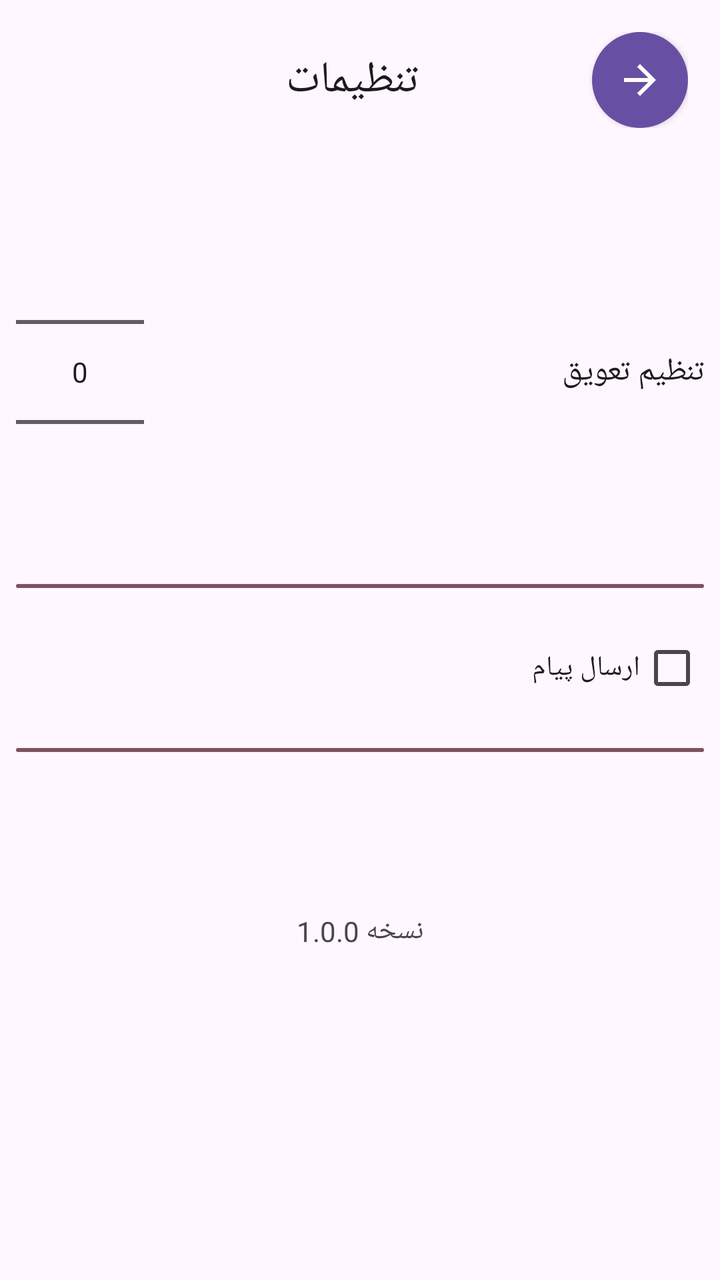
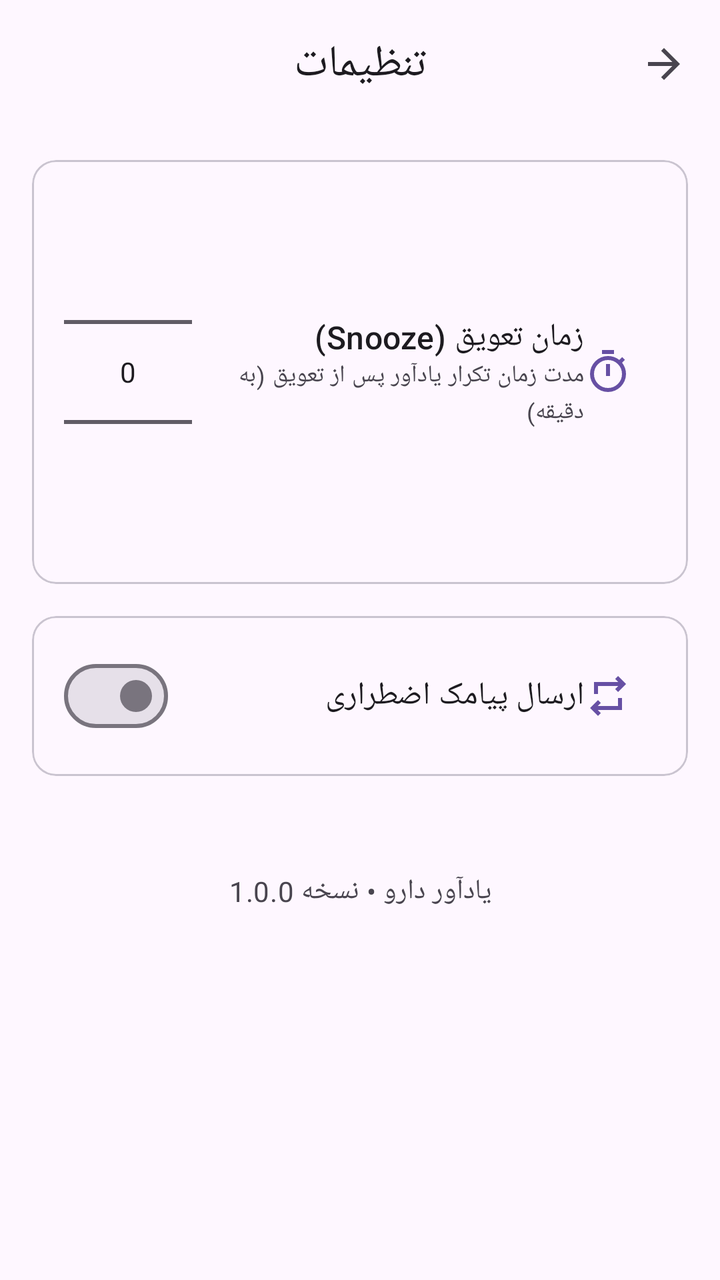

The first picture is an Android layout as it rendered before a commit; the second is the same layout after the commit. The layout source and the unified diff follow.
<!-- AndroidManifest.xml: application theme Theme.PillReminder -->
<!-- res/layout/activity_setting.xml -->
<?xml version="1.0" encoding="utf-8"?>
<androidx.constraintlayout.widget.ConstraintLayout xmlns:android="http://schemas.android.com/apk/res/android"
    xmlns:app="http://schemas.android.com/apk/res-auto"
    xmlns:tools="http://schemas.android.com/tools"
    android:layout_width="match_parent"
    android:layout_height="match_parent"
    android:layoutDirection="rtl"
    tools:context=".Activity.SettingActivity">

    <ScrollView
        android:layout_width="0dp"
        android:layout_height="0dp"
        android:fillViewport="true"
        app:layout_constraintBottom_toBottomOf="parent"
        app:layout_constraintEnd_toEndOf="parent"
        app:layout_constraintStart_toStartOf="parent"
        app:layout_constraintTop_toTopOf="parent">

        <LinearLayout
            android:layout_width="match_parent"
            android:layout_height="wrap_content"
            android:orientation="vertical">

            <androidx.constraintlayout.widget.ConstraintLayout
                android:id="@+id/constraintLayout"
                android:layout_width="match_parent"
                android:layout_height="wrap_content"
                android:orientation="horizontal"
                android:padding="16dp"
                app:layout_constraintEnd_toEndOf="parent"
                app:layout_constraintStart_toStartOf="parent"
                app:layout_constraintTop_toTopOf="parent">

                <TextView
                    android:id="@+id/textView3"
                    android:layout_width="0dp"
                    android:layout_height="wrap_content"
                    android:layout_marginStart="8dp"
                    android:gravity="center"
                    android:text="تنظیمات"
                    android:textAppearance="@style/TextAppearance.Material3.TitleLarge"
                    app:layout_constraintBottom_toBottomOf="@+id/backBtn"
                    app:layout_constraintEnd_toEndOf="parent"
                    app:layout_constraintStart_toStartOf="parent"
                    app:layout_constraintTop_toTopOf="parent" />

                <ImageView
                    android:id="@+id/backBtn"
                    android:layout_width="wrap_content"
                    android:layout_height="wrap_content"
                    android:layout_gravity="start"
                    android:background="@drawable/button_background"
                    android:clickable="true"
                    android:contentDescription="@string/app_name"
                    android:elevation="2dp"
                    android:focusable="true"
                    android:padding="12dp"
                    android:tint="@color/white"
                    app:layout_constraintBottom_toBottomOf="parent"
                    app:layout_constraintStart_toStartOf="parent"
                    app:layout_constraintTop_toTopOf="parent"
                    app:srcCompat="@drawable/ic_arrow_back"
                    tools:ignore="UseAppTint" />

            </androidx.constraintlayout.widget.ConstraintLayout>

            <LinearLayout
                android:layout_width="match_parent"
                android:layout_height="wrap_content"
                android:layout_marginTop="16dp"
                android:clickable="true"
                android:focusable="true"
                android:foreground="?attr/selectableItemBackground"
                android:gravity="center"
                android:orientation="horizontal">

                <TextView
                    android:id="@+id/textView4"
                    android:layout_width="0dp"
                    android:layout_height="wrap_content"
                    android:layout_marginStart="8dp"
                    android:layout_marginEnd="8dp"
                    android:layout_weight="1"
                    android:text="تنظیم تعویق"
                    android:textAppearance="@style/TextAppearance.Material3.TitleMedium" />

                <NumberPicker
                    android:id="@+id/snoozePicker"
                    android:layout_width="wrap_content"
                    android:layout_height="wrap_content"
                    android:layout_marginEnd="8dp" />

            </LinearLayout>

            <View
                android:layout_width="match_parent"
                android:layout_height="2dp"
                android:layout_marginHorizontal="8dp"
                android:layout_marginVertical="16dp"
                android:background="@drawable/divider_background" />

            <CheckBox
                android:id="@+id/sendSmsCh"
                android:layout_width="match_parent"
                android:layout_height="wrap_content"
                android:layout_marginHorizontal="8dp"
                android:text="ارسال پیام" />

            <com.google.android.material.textfield.TextInputLayout
                android:id="@+id/layoutPhoneNumber"
                android:layout_width="match_parent"
                android:layout_height="wrap_content"
                android:layout_marginHorizontal="8dp"
                android:layout_marginTop="8dp"
                android:hint="شماره همراه"
                android:visibility="gone"
                app:helperText="09151234567, و..."
                app:helperTextEnabled="true"
                app:hintAnimationEnabled="true"
                tools:visibility="visible">

                <com.google.android.material.textfield.TextInputEditText
                    android:id="@+id/phoneNumberEdt"
                    android:layout_width="match_parent"
                    android:layout_height="wrap_content"
                    android:imeOptions="actionNext"
                    android:inputType="phone"
                    android:maxLength="40"
                    android:maxLines="1" />
            </com.google.android.material.textfield.TextInputLayout>

            <View
                android:layout_width="match_parent"
                android:layout_height="2dp"
                android:layout_marginHorizontal="8dp"
                android:layout_marginVertical="16dp"
                android:background="@drawable/divider_background" />

            <TextView
                android:id="@+id/textView8"
                android:layout_width="match_parent"
                android:layout_height="wrap_content"
                android:layout_marginHorizontal="16dp"
                android:layout_marginTop="64dp"
                android:layout_marginBottom="16dp"
                android:clickable="true"
                android:focusable="true"
                android:gravity="center"
                android:text="نسخه 1.0.0" />

        </LinearLayout>
    </ScrollView>

</androidx.constraintlayout.widget.ConstraintLayout>
<!-- resources referenced by this layout -->
<resources>
  <color name="white">#FFFFFFFF</color>
  <!-- drawable button_background (drawable) -->
  <?xml version="1.0" encoding="utf-8"?>
  <selector xmlns:android="http://schemas.android.com/apk/res/android">
  
      <item>
          <shape android:shape="oval">
              <solid android:color="?attr/colorPrimary"/>
          </shape>
      </item>
  
  </selector>
  <!-- drawable divider_background (drawable) -->
  <?xml version="1.0" encoding="utf-8"?>
  <selector xmlns:android="http://schemas.android.com/apk/res/android">
  
      <item>
          <shape android:shape="rectangle">
              <solid android:color="?attr/colorTertiary" />
              <corners android:radius="8dp"/>
          </shape>
      </item>
  
  </selector>
  <!-- drawable ic_arrow_back (drawable) -->
  <vector xmlns:android="http://schemas.android.com/apk/res/android"
      android:width="24dp"
      android:height="24dp"
      android:viewportWidth="960"
      android:viewportHeight="960"
      android:tint="?attr/colorControlNormal"
      android:autoMirrored="true">
    <path
        android:fillColor="@android:color/white"
        android:pathData="M313,520L537,744L480,800L160,480L480,160L537,216L313,440L800,440L800,520L313,520Z"/>
  </vector>
  <string name="app_name">یادآور دارو</string>
  <style name="Theme.PillReminder" parent="Base.Theme.PillReminder" />
  <style name="Base.Theme.PillReminder" parent="Theme.Material3.Light.NoActionBar">
          
          
      </style>
</resources>

<!-- the commit's change to res/layout/activity_setting.xml (unified diff, before → after) -->
@@ -5,7 +5,22 @@
     android:layout_width="match_parent"
     android:layout_height="match_parent"
     android:layoutDirection="rtl"
+    android:background="?attr/colorSurface"
     tools:context=".Activity.SettingActivity">
+
+    
+    <com.google.android.material.appbar.MaterialToolbar
+        android:id="@+id/topAppBar"
+        android:layout_width="0dp"
+        android:layout_height="wrap_content"
+        android:background="?attr/colorSurface"
+        app:layout_constraintEnd_toEndOf="parent"
+        app:layout_constraintStart_toStartOf="parent"
+        app:layout_constraintTop_toTopOf="parent"
+        app:navigationIcon="@drawable/ic_arrow_back"
+        app:title="تنظیمات"
+        app:titleCentered="true"
+        app:titleTextAppearance="@style/TextAppearance.Material3.TitleLarge" />
 
     <ScrollView
         android:layout_width="0dp"
@@ -14,139 +29,152 @@
         app:layout_constraintBottom_toBottomOf="parent"
         app:layout_constraintEnd_toEndOf="parent"
         app:layout_constraintStart_toStartOf="parent"
-        app:layout_constraintTop_toTopOf="parent">
+        app:layout_constraintTop_toBottomOf="@id/topAppBar">
 
         <LinearLayout
             android:layout_width="match_parent"
             android:layout_height="wrap_content"
-            android:orientation="vertical">
+            android:orientation="vertical"
+            android:padding="16dp">
 
-            <androidx.constraintlayout.widget.ConstraintLayout
-                android:id="@+id/constraintLayout"
+            
+            <com.google.android.material.card.MaterialCardView
+                style="@style/Widget.Material3.CardView.Outlined"
                 android:layout_width="match_parent"
                 android:layout_height="wrap_content"
-                android:orientation="horizontal"
-                android:padding="16dp"
-                app:layout_constraintEnd_toEndOf="parent"
-                app:layout_constraintStart_toStartOf="parent"
-                app:layout_constraintTop_toTopOf="parent">
+                android:layout_marginBottom="16dp"
+                app:cardElevation="0dp"
+                app:strokeColor="?attr/colorOutlineVariant"
+                app:strokeWidth="1dp">
 
-                <TextView
-                    android:id="@+id/textView3"
-                    android:layout_width="0dp"
+                <LinearLayout
+                    android:layout_width="match_parent"
                     android:layout_height="wrap_content"
-                    android:layout_marginStart="8dp"
-                    android:gravity="center"
-                    android:text="تنظیمات"
-                    android:textAppearance="@style/TextAppearance.Material3.TitleLarge"
-                    app:layout_constraintBottom_toBottomOf="@+id/backBtn"
-                    app:layout_constraintEnd_toEndOf="parent"
-                    app:layout_constraintStart_toStartOf="parent"
-                    app:layout_constraintTop_toTopOf="parent" />
+                    android:orientation="vertical"
+                    android:padding="16dp">
 
-                <ImageView
-                    android:id="@+id/backBtn"
-                    android:layout_width="wrap_content"
-                    android:layout_height="wrap_content"
-                    android:layout_gravity="start"
-                    android:background="@drawable/button_background"
-                    android:clickable="true"
-                    android:contentDescription="@string/app_name"
-                    android:elevation="2dp"
-                    android:focusable="true"
-                    android:padding="12dp"
-                    android:tint="@color/white"
-                    app:layout_constraintBottom_toBottomOf="parent"
-                    app:layout_constraintStart_toStartOf="parent"
-                    app:layout_constraintTop_toTopOf="parent"
-                    app:srcCompat="@drawable/ic_arrow_back"
-                    tools:ignore="UseAppTint" />
+                    <LinearLayout
+                        android:layout_width="match_parent"
+                        android:layout_height="wrap_content"
+                        android:gravity="center_vertical"
+                        android:orientation="horizontal">
 
-            </androidx.constraintlayout.widget.ConstraintLayout>
+                        <ImageView
+                            android:layout_width="24dp"
+                            android:layout_height="24dp"
+                            android:layout_marginStart="12dp"
+                            app:srcCompat="@drawable/ic_timer"
+                            app:tint="?attr/colorPrimary" />
 
-            <LinearLayout
+                        <LinearLayout
+                            android:layout_width="0dp"
+                            android:layout_height="wrap_content"
+                            android:layout_weight="1"
+                            android:orientation="vertical">
+
+                            <TextView
+                                android:layout_width="match_parent"
+                                android:layout_height="wrap_content"
+                                android:text="زمان تعویق (Snooze)"
+                                android:textAppearance="@style/TextAppearance.Material3.TitleMedium" />
+
+                            <TextView
+                                android:layout_width="match_parent"
+                                android:layout_height="wrap_content"
+                                android:text="مدت زمان تکرار یادآور پس از تعویق (به دقیقه)"
+                                android:textAppearance="@style/TextAppearance.Material3.BodySmall"
+                                android:textColor="?attr/colorOnSurfaceVariant" />
+
+                        </LinearLayout>
+
+                        <NumberPicker
+                            android:id="@+id/snoozePicker"
+                            android:layout_width="wrap_content"
+                            android:layout_height="wrap_content" />
+
+                    </LinearLayout>
+
+                </LinearLayout>
+            </com.google.android.material.card.MaterialCardView>
+
+            
+            <com.google.android.material.card.MaterialCardView
+                style="@style/Widget.Material3.CardView.Outlined"
                 android:layout_width="match_parent"
                 android:layout_height="wrap_content"
-                android:layout_marginTop="16dp"
-                android:clickable="true"
-                android:focusable="true"
-                android:foreground="?attr/selectableItemBackground"
-                android:gravity="center"
-                android:orientation="horizontal">
+                android:layout_marginBottom="16dp"
+                app:cardElevation="0dp"
+                app:strokeColor="?attr/colorOutlineVariant"
+                app:strokeWidth="1dp">
 
-                <TextView
-                    android:id="@+id/textView4"
-                    android:layout_width="0dp"
+                <LinearLayout
+                    android:layout_width="match_parent"
                     android:layout_height="wrap_content"
-                    android:layout_marginStart="8dp"
-                    android:layout_marginEnd="8dp"
-                    android:layout_weight="1"
-                    android:text="تنظیم تعویق"
-                    android:textAppearance="@style/TextAppearance.Material3.TitleMedium" />
+                    android:orientation="vertical"
+                    android:padding="16dp">
 
-                <NumberPicker
-                    android:id="@+id/snoozePicker"
-                    android:layout_width="wrap_content"
-                    android:layout_height="wrap_content"
-                    android:layout_marginEnd="8dp" />
+                    <LinearLayout
+                        android:layout_width="match_parent"
+                        android:layout_height="wrap_content"
+                        android:gravity="center_vertical"
+                        android:orientation="horizontal">
 
-            </LinearLayout>
+                        <ImageView
+                            android:layout_width="24dp"
+                            android:layout_height="24dp"
+                            android:layout_marginStart="12dp"
+                            app:srcCompat="@drawable/ic_repeat"
+                            app:tint="?attr/colorPrimary" />
 
-            <View
-                android:layout_width="match_parent"
-                android:layout_height="2dp"
-                android:layout_marginHorizontal="8dp"
-                android:layout_marginVertical="16dp"
-                android:background="@drawable/divider_background" />
+                        <TextView
+                            android:layout_width="0dp"
+                            android:layout_height="wrap_content"
+                            android:layout_weight="1"
+                            android:text="ارسال پیامک اضطراری"
+                            android:textAppearance="@style/TextAppearance.Material3.TitleMedium" />
 
-            <CheckBox
-                android:id="@+id/sendSmsCh"
+                        <com.google.android.material.materialswitch.MaterialSwitch
+                            android:id="@+id/sendSmsCh"
+                            android:layout_width="wrap_content"
+                            android:layout_height="wrap_content" />
+
+                    </LinearLayout>
+
+                    <com.google.android.material.textfield.TextInputLayout
+                        android:id="@+id/layoutPhoneNumber"
+                        android:layout_width="match_parent"
+                        android:layout_height="wrap_content"
+                        android:layout_marginTop="16dp"
+                        android:hint="شماره همراه (برای پیامک اضطراری)"
+                        android:visibility="gone"
+                        app:helperText="چند شماره را با کاما (,) جدا کنید"
+                        app:helperTextEnabled="true"
+                        app:startIconDrawable="@drawable/ic_timer"
+                        tools:visibility="visible">
+
+                        <com.google.android.material.textfield.TextInputEditText
+                            android:id="@+id/phoneNumberEdt"
+                            android:layout_width="match_parent"
+                            android:layout_height="wrap_content"
+                            android:imeOptions="actionDone"
+                            android:inputType="phone"
+                            android:maxLength="40"
+                            android:maxLines="1" />
+                    </com.google.android.material.textfield.TextInputLayout>
+
+                </LinearLayout>
+            </com.google.android.material.card.MaterialCardView>
+
+            
+            <TextView
                 android:layout_width="match_parent"
                 android:layout_height="wrap_content"
-                android:layout_marginHorizontal="8dp"
-                android:text="ارسال پیام" />
-
-            <com.google.android.material.textfield.TextInputLayout
-                android:id="@+id/layoutPhoneNumber"
-                android:layout_width="match_parent"
-                android:layout_height="wrap_content"
-                android:layout_marginHorizontal="8dp"
-                android:layout_marginTop="8dp"
-                android:hint="شماره همراه"
-                android:visibility="gone"
-                app:helperText="09151234567, و..."
-                app:helperTextEnabled="true"
-                app:hintAnimationEnabled="true"
-                tools:visibility="visible">
-
-                <com.google.android.material.textfield.TextInputEditText
-                    android:id="@+id/phoneNumberEdt"
-                    android:layout_width="match_parent"
-                    android:layout_height="wrap_content"
-                    android:imeOptions="actionNext"
-                    android:inputType="phone"
-                    android:maxLength="40"
-                    android:maxLines="1" />
-            </com.google.android.material.textfield.TextInputLayout>
-
-            <View
-                android:layout_width="match_parent"
-                android:layout_height="2dp"
-                android:layout_marginHorizontal="8dp"
-                android:layout_marginVertical="16dp"
-                android:background="@drawable/divider_background" />
-
-            <TextView
-                android:id="@+id/textView8"
-                android:layout_width="match_parent"
-                android:layout_height="wrap_content"
-                android:layout_marginHorizontal="16dp"
-                android:layout_marginTop="64dp"
-                android:layout_marginBottom="16dp"
-                android:clickable="true"
-                android:focusable="true"
+                android:layout_marginTop="32dp"
+                android:layout_marginBottom="24dp"
                 android:gravity="center"
-                android:text="نسخه 1.0.0" />
+                android:text="یادآور دارو • نسخه 1.0.0"
+                android:textAppearance="@style/TextAppearance.Material3.BodyMedium"
+                android:textColor="?attr/colorOnSurfaceVariant" />
 
         </LinearLayout>
     </ScrollView>
<!-- resource entries referenced after the edit -->
@@ -1,29 +1,5 @@
 <!-- resources referenced by this layout -->
 <resources>
-  <color name="white">#FFFFFFFF</color>
-  <!-- drawable button_background (drawable) -->
-  <?xml version="1.0" encoding="utf-8"?>
-  <selector xmlns:android="http://schemas.android.com/apk/res/android">
-  
-      <item>
-          <shape android:shape="oval">
-              <solid android:color="?attr/colorPrimary"/>
-          </shape>
-      </item>
-  
-  </selector>
-  <!-- drawable divider_background (drawable) -->
-  <?xml version="1.0" encoding="utf-8"?>
-  <selector xmlns:android="http://schemas.android.com/apk/res/android">
-  
-      <item>
-          <shape android:shape="rectangle">
-              <solid android:color="?attr/colorTertiary" />
-              <corners android:radius="8dp"/>
-          </shape>
-      </item>
-  
-  </selector>
   <!-- drawable ic_arrow_back (drawable) -->
   <vector xmlns:android="http://schemas.android.com/apk/res/android"
       android:width="24dp"
@@ -36,7 +12,28 @@
         android:fillColor="@android:color/white"
         android:pathData="M313,520L537,744L480,800L160,480L480,160L537,216L313,440L800,440L800,520L313,520Z"/>
   </vector>
-  <string name="app_name">یادآور دارو</string>
+  <!-- drawable ic_repeat (drawable) -->
+  <vector xmlns:android="http://schemas.android.com/apk/res/android"
+      android:width="24dp"
+      android:height="24dp"
+      android:viewportWidth="960"
+      android:viewportHeight="960"
+      android:tint="?attr/colorControlNormal">
+    <path
+        android:fillColor="@android:color/white"
+        android:pathData="M280,880L120,720L280,560L336,618L274,680L680,680L680,520L760,520L760,760L274,760L336,822L280,880ZM200,440L200,200L686,200L624,138L680,80L840,240L680,400L624,342L686,280L280,280L280,440L200,440Z"/>
+  </vector>
+  <!-- drawable ic_timer (drawable) -->
+  <vector xmlns:android="http://schemas.android.com/apk/res/android"
+      android:width="24dp"
+      android:height="24dp"
+      android:viewportWidth="960"
+      android:viewportHeight="960"
+      android:tint="?attr/colorControlNormal">
+    <path
+        android:fillColor="@android:color/white"
+        android:pathData="M360,120L360,40L600,40L600,120L360,120ZM440,560L520,560L520,320L440,320L440,560ZM480,880Q406,880 340.5,851.5Q275,823 226,774Q177,725 148.5,659.5Q120,594 120,520Q120,446 148.5,380.5Q177,315 226,266Q275,217 340.5,188.5Q406,160 480,160Q542,160 599,180Q656,200 706,238L762,182L818,238L762,294Q800,344 820,401Q840,458 840,520Q840,594 811.5,659.5Q783,725 734,774Q685,823 619.5,851.5Q554,880 480,880ZM480,800Q596,800 678,718Q760,636 760,520Q760,404 678,322Q596,240 480,240Q364,240 282,322Q200,404 200,520Q200,636 282,718Q364,800 480,800ZM480,520Q480,520 480,520Q480,520 480,520Q480,520 480,520Q480,520 480,520Q480,520 480,520Q480,520 480,520Q480,520 480,520Q480,520 480,520Z"/>
+  </vector>
   <style name="Theme.PillReminder" parent="Base.Theme.PillReminder" />
   <style name="Base.Theme.PillReminder" parent="Theme.Material3.Light.NoActionBar">
           
